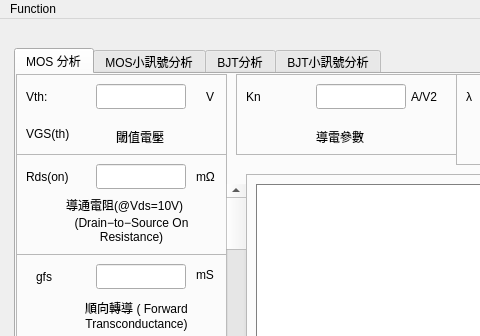
Old version of the form ui/mosandbjt.ui in the repository markscat/MOSandBJT; both pictures show x 0 to 480 and y 0 to 336 of the 1253 by 896 pixel window.
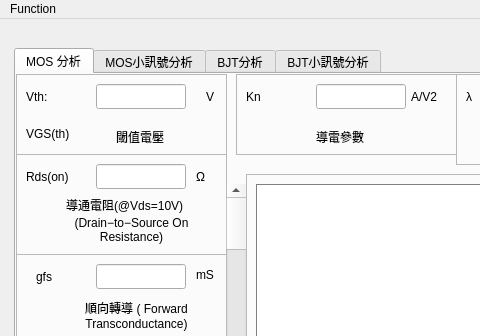
New version of the form. Custom widgets are drawn as their Qt base class.

What changed in the file:
```diff
--- a/ui/mosandbjt.ui
+++ b/ui/mosandbjt.ui
@@ -159,7 +159,7 @@
         </rect>
        </property>
        <property name="text">
-        <string>mΩ</string>
+        <string>Ω</string>
        </property>
       </widget>
       <widget class="QLabel" name="label_8">
```
Left out of the diff: 2 changed lines with no effect on the pictures.
